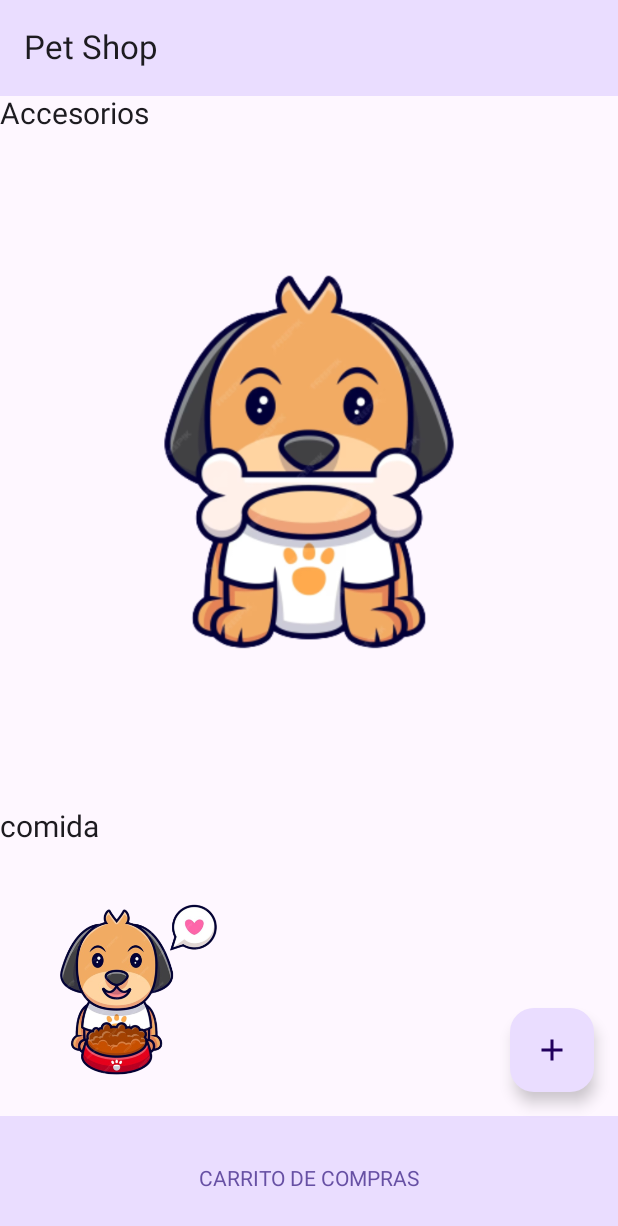
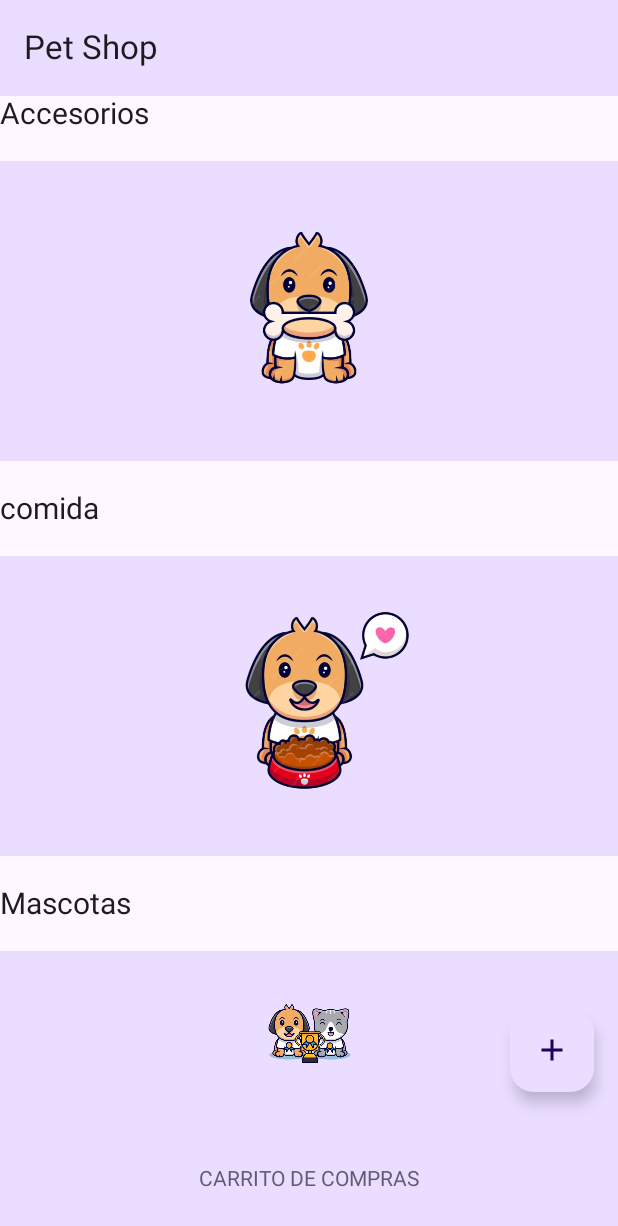
Before and after one commit to JonathanREV2003/Pet_Shop, an Android app built with Jetpack Compose: the PantallaNo2 screen opened directly, with no data from a screen before it, on a phone screen of 412 x 824 dp. Shown: the top 1226 px of the screen. Run offline under Robolectric (Android 15) with nearby library versions, the phone set to English and light mode, and no system bars.

Commit message:
se centran los image button tanto del view accesories y el pantalla no2

```diff
--- a/app/src/main/java/com/example/tiendamascotas/view/ViewPantallaNo2.kt
+++ b/app/src/main/java/com/example/tiendamascotas/view/ViewPantallaNo2.kt
@@ -2,6 +2,7 @@ package com.example.tiendamascotas.view
 
 import android.content.Intent
 import androidx.compose.foundation.Image
+import androidx.compose.foundation.background
 import androidx.compose.foundation.clickable
 import androidx.compose.foundation.layout.Arrangement
 import androidx.compose.foundation.layout.Box
@@ -11,6 +12,7 @@ import androidx.compose.foundation.layout.height
 import androidx.compose.foundation.layout.padding
 import androidx.compose.foundation.layout.size
 import androidx.compose.foundation.layout.width
+import androidx.compose.foundation.shape.RoundedCornerShape
 import androidx.compose.material.icons.Icons
 import androidx.compose.material.icons.filled.Add
 import androidx.compose.material3.BottomAppBar
@@ -29,6 +31,7 @@ import androidx.compose.runtime.remember
 import androidx.compose.runtime.setValue
 import androidx.compose.ui.Alignment
 import androidx.compose.ui.Modifier
+import androidx.compose.ui.draw.clip
 import androidx.compose.ui.platform.LocalContext
 import androidx.compose.ui.res.painterResource
 import androidx.compose.ui.text.style.TextAlign
@@ -44,11 +47,9 @@ import com.example.tiendamascotas.ui.theme.TiendaMascotasTheme
 @OptIn(ExperimentalMaterial3Api::class)
 @Composable
 fun ScaffolPrincipal2() {
-
     val mContexto = LocalContext.current
 
     Scaffold(
-
         topBar = {
             TopAppBar(
                 colors = TopAppBarDefaults.centerAlignedTopAppBarColors(
@@ -62,11 +63,10 @@ fun ScaffolPrincipal2() {
         bottomBar = {
             BottomAppBar(
                 containerColor = MaterialTheme.colorScheme.primaryContainer,
-                contentColor = MaterialTheme.colorScheme.primary,
+                contentColor = MaterialTheme.colorScheme.secondary,
             ) {
                 Text(
-                    modifier = Modifier
-                        .fillMaxWidth(),
+                    modifier = Modifier.fillMaxWidth(),
                     textAlign = TextAlign.Center,
                     text = "CARRITO DE COMPRAS",
                 )
@@ -79,64 +79,71 @@ fun ScaffolPrincipal2() {
                 Icon(Icons.Default.Add, contentDescription = "Add")
             }
         }
-
     ) { innerPadding ->
         Column(
-            modifier = Modifier
-                .padding(innerPadding),
+            modifier = Modifier.padding(innerPadding),
             verticalArrangement = Arrangement.spacedBy(20.dp),
         ) {
-
             Text(text = "Accesorios", fontSize = 20.sp)
             Box(
-                contentAlignment = Alignment.TopCenter
+                modifier = Modifier
+                    .fillMaxWidth()
+                    .height(200.dp) // Ajusta la altura según tus necesidades
+                    .background(MaterialTheme.colorScheme.primaryContainer) // Color de fondo del Box
+                    .padding(16.dp), // Espaciado interno
+                contentAlignment = Alignment.Center,
             ) {
-
-                Image(painter = painterResource(id = R.drawable.accesorios2), contentDescription = null,
-                    modifier = Modifier.clickable (
-                        onClick = {
+                Image(
+                    painter = painterResource(id = R.drawable.accesorios2),
+                    contentDescription = null,
+                    modifier = Modifier
+                        .clickable {
                             mContexto.startActivity(
-                                Intent(mContexto,
-                                    ActivityAccesorios::class.java)
+                                Intent(mContexto, ActivityAccesorios::class.java)
                             )
                         }
-                    ))
-
+                        .clip(RoundedCornerShape(16.dp)) // Esquinas redondeadas
+                )
             }
             Text(text = "comida", fontSize = 20.sp)
             Box(
-                contentAlignment = Alignment.TopCenter
+                modifier = Modifier
+                    .fillMaxWidth()
+                    .height(200.dp) // Ajusta la altura según tus necesidades
+                    .background(MaterialTheme.colorScheme.primaryContainer) // Color de fondo del Box
+                    .padding(16.dp), // Espaciado interno
+                contentAlignment = Alignment.Center,
             ) {
-                Image(painter = painterResource(id = R.drawable.comida), contentDescription = null,
-                    modifier = Modifier.clickable { println("CLICK") })
-
-
+                Image(
+                    painter = painterResource(id = R.drawable.comida),
+                    contentDescription = null,
+                    modifier = Modifier
+                        .clip(RoundedCornerShape(16.dp)) // Esquinas redondeadas
+                        .clickable { println("CLICK") }
+                )
             }
             Text(text = "Mascotas", fontSize = 20.sp)
             Box(
-                contentAlignment = Alignment.TopCenter
+                modifier = Modifier
+                    .fillMaxWidth()
+                    .height(200.dp) // Ajusta la altura según tus necesidades
+                    .background(MaterialTheme.colorScheme.primaryContainer) // Color de fondo del Box
+                    .padding(16.dp), // Espaciado interno
+                contentAlignment = Alignment.Center,
             ) {
-                Image(painter = painterResource(id = R.drawable.mascotas), contentDescription = null,
-                    modifier = Modifier.clickable { println("CLICK") })
-
+                Image(
+                    painter = painterResource(id = R.drawable.mascotas),
+                    contentDescription = null,
+                    modifier = Modifier
+                        .clip(RoundedCornerShape(16.dp)) // Esquinas redondeadas
+                        .clickable { println("CLICK") }
+                )
             }
-           /*
-            Text(
-                modifier = Modifier.padding(8.dp),
-                text =
-                """
-
-                    Aplicacion tienda de productos para mascotas
-
-                    toodo tipo de productos como:
-
-                    Accesorios, comidas y mascotas $presses
-                """.trimIndent(),
-            )
-            */
         }
     }
 }
+
+
 
 @Preview
 @Composable
--- a/build.gradle.kts
+++ b/build.gradle.kts
@@ -1,5 +1,5 @@
 // Top-level build file where you can add configuration options common to all sub-projects/modules.
 plugins {
-    id("com.android.application") version "8.1.1" apply false
+    id("com.android.application") version "8.1.3" apply false
     id("org.jetbrains.kotlin.android") version "1.8.10" apply false
 }
```
Also changed, not shown: app/build.gradle.kts (+4 -4 lines), app/src/main/java/com/example/tiendamascotas/view/ViewAccesorios.kt (+44 -26 lines).
